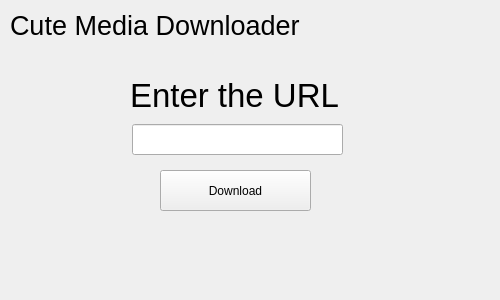
First picture: the form in mainwindow.ui, repository EmmoKitsune/CuteMediaDownloader, before the edit.
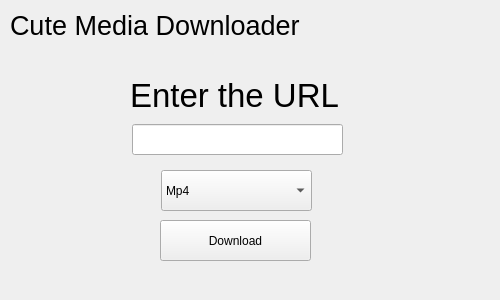
Second picture: the form after the edit.

The edit to the form file:
```diff
--- a/mainwindow.ui
+++ b/mainwindow.ui
@@ -46,7 +46,7 @@
     <property name="geometry">
      <rect>
       <x>160</x>
-      <y>170</y>
+      <y>220</y>
       <width>151</width>
       <height>41</height>
      </rect>
@@ -73,6 +73,31 @@
      <string>Cute Media Downloader</string>
     </property>
    </widget>
+   <widget class="QComboBox" name="comboBox">
+    <property name="geometry">
+     <rect>
+      <x>161</x>
+      <y>170</y>
+      <width>151</width>
+      <height>41</height>
+     </rect>
+    </property>
+    <item>
+     <property name="text">
+      <string>Mp4</string>
+     </property>
+    </item>
+    <item>
+     <property name="text">
+      <string>Mp3</string>
+     </property>
+    </item>
+    <item>
+     <property name="text">
+      <string>Wav</string>
+     </property>
+    </item>
+   </widget>
   </widget>
  </widget>
  <resources/>
```
